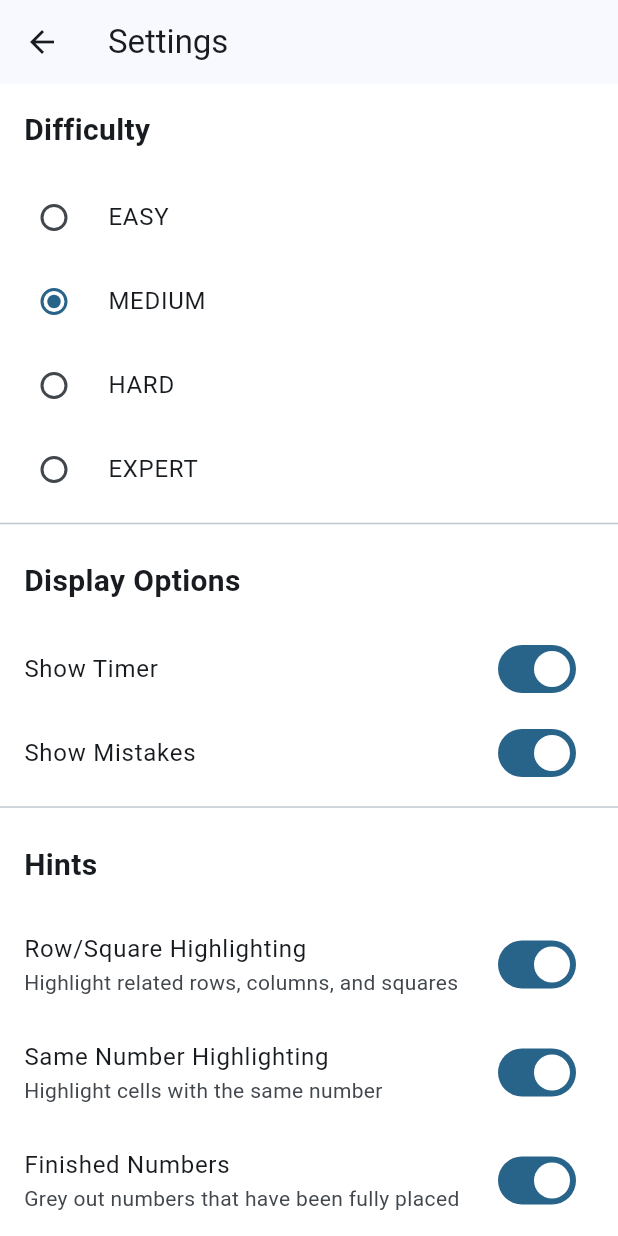
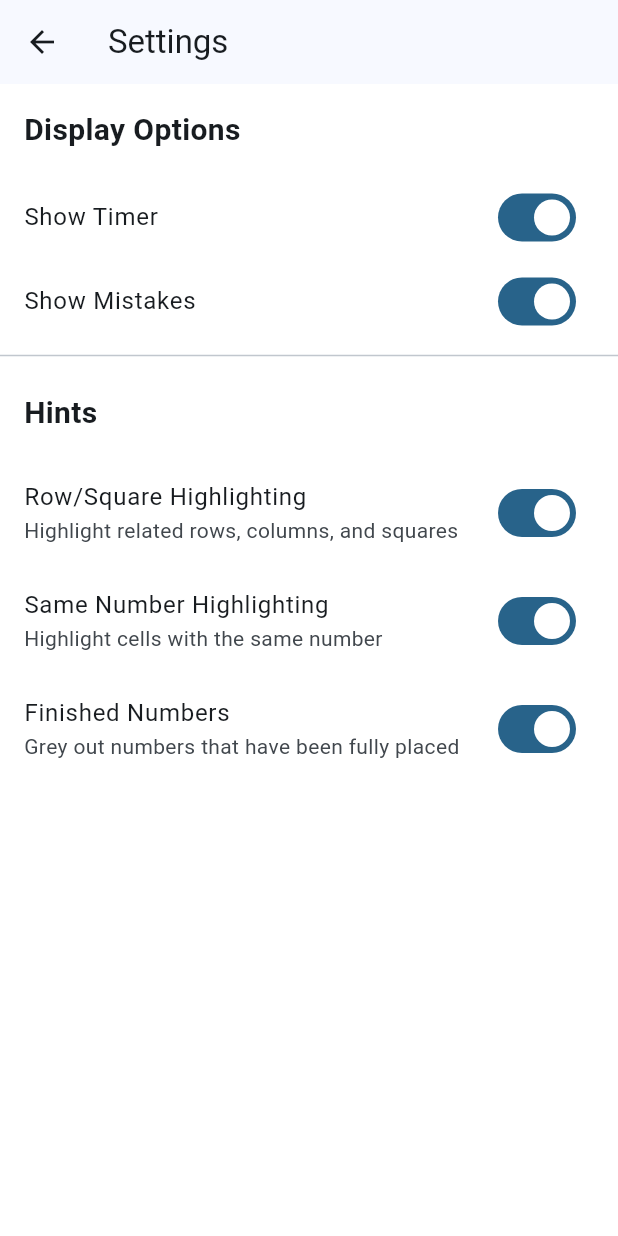
Before and after one commit to abregado/flutter_sudoku, a Flutter app: the SettingsScreen screen opened directly, on a phone screen of 412 x 824 dp. Run offline on Flutter 3.47's test engine with Material 3 defaults, Android fonts, the light colour scheme and no system bars; our stand-ins replace shared_preferences, wakelock_plus; missing offline and left inert: dart:ffi; accounts and stored records are empty.

Commit message:
single generator

```diff
--- a/lib/models/puzzle_settings.dart
+++ b/lib/models/puzzle_settings.dart
@@ -1,18 +1,11 @@
 import 'package:flutter/foundation.dart';
 import 'package:shared_preferences/shared_preferences.dart';
-
-enum Difficulty {
-  easy,
-  medium,
-  hard,
-  expert
-}
+import 'dart:math';
 
 class PuzzleSettings extends ChangeNotifier {
   final SharedPreferences _prefs;
+  final Random _random = Random();
 
-  Difficulty _nextDifficulty = Difficulty.medium;
-  Difficulty _currentDifficulty = Difficulty.medium;
   bool _showTimer = true;
   bool _showMistakes = true;
   bool _showRowSquareHighlighting = true;
@@ -24,8 +17,6 @@ class PuzzleSettings extends ChangeNotifier {
   }
 
   Future<void> _loadSettings() async {
-    _nextDifficulty = Difficulty.values[_prefs.getInt('n_difficulty') ?? 1];
-    _currentDifficulty = Difficulty.values[_prefs.getInt('c_difficulty') ?? 1];
     _showTimer = _prefs.getBool('showTimer') ?? true;
     _showMistakes = _prefs.getBool('showMistakes') ?? true;
     _showRowSquareHighlighting = _prefs.getBool('showRowSquareHighlighting') ?? true;
@@ -35,8 +26,6 @@ class PuzzleSettings extends ChangeNotifier {
   }
 
   Future<void> _saveSettings() async {
-    await _prefs.setInt('n_difficulty', _nextDifficulty.index);
-    await _prefs.setInt('c_difficulty', _currentDifficulty.index);
     await _prefs.setBool('showTimer', _showTimer);
     await _prefs.setBool('showMistakes', _showMistakes);
     await _prefs.setBool('showRowSquareHighlighting', _showRowSquareHighlighting);
@@ -44,39 +33,14 @@ class PuzzleSettings extends ChangeNotifier {
     await _prefs.setBool('showFinishedNumbers', _showFinishedNumbers);
   }
 
-  Difficulty get difficulty => _nextDifficulty;
-  Difficulty get currentDifficulty => _currentDifficulty;
   bool get showTimer => _showTimer;
   bool get showMistakes => _showMistakes;
   bool get showRowSquareHighlighting => _showRowSquareHighlighting;
   bool get showSameNumberHighlighting => _showSameNumberHighlighting;
   bool get showFinishedNumbers => _showFinishedNumbers;
 
-  // Number of cells to remove based on difficulty
-  int get cellsToRemove {
-    switch (_nextDifficulty) {
-      case Difficulty.easy:
-        return 30; // 51 cells filled
-      case Difficulty.medium:
-        return 40; // 41 cells filled
-      case Difficulty.hard:
-        return 50; // 31 cells filled
-      case Difficulty.expert:
-        return 60; // 21 cells filled
-    }
-  }
-
-  void setDifficulty(Difficulty difficulty) {
-    _nextDifficulty = difficulty;
-    _saveSettings();
-    notifyListeners();
-  }
-
-  void updateCurrentDifficulty(){
-    _currentDifficulty = _nextDifficulty;
-    _saveSettings();
-    notifyListeners();
-  }
+  // Random number of cells to remove between 30 and 60
+  int get cellsToRemove => _random.nextInt(31) + 30;
 
   void toggleTimer() {
     _showTimer = !_showTimer;
--- a/lib/ui/screens/settings_screen.dart
+++ b/lib/ui/screens/settings_screen.dart
@@ -16,30 +16,6 @@ class SettingsScreen extends StatelessWidget {
         builder: (context, settings, child) {
           return ListView(
             children: [
-              // Difficulty Section
-              const Padding(
-                padding: EdgeInsets.all(16.0),
-                child: Text(
-                  'Difficulty',
-                  style: TextStyle(
-                    fontSize: 20,
-                    fontWeight: FontWeight.bold,
-                  ),
-                ),
-              ),
-              ...Difficulty.values.map((difficulty) => RadioListTile<Difficulty>(
-                title: Text(difficulty.name.toUpperCase()),
-                value: difficulty,
-                groupValue: settings.difficulty,
-                onChanged: (value) {
-                  if (value != null) {
-                    settings.setDifficulty(value);
-                  }
-                },
-              )),
-
-              const Divider(),
-
               // Display Options
               const Padding(
                 padding: EdgeInsets.all(16.0),
```
Also changed, not shown: lib/ui/screens/game_screen.dart (+1 -15 lines).
